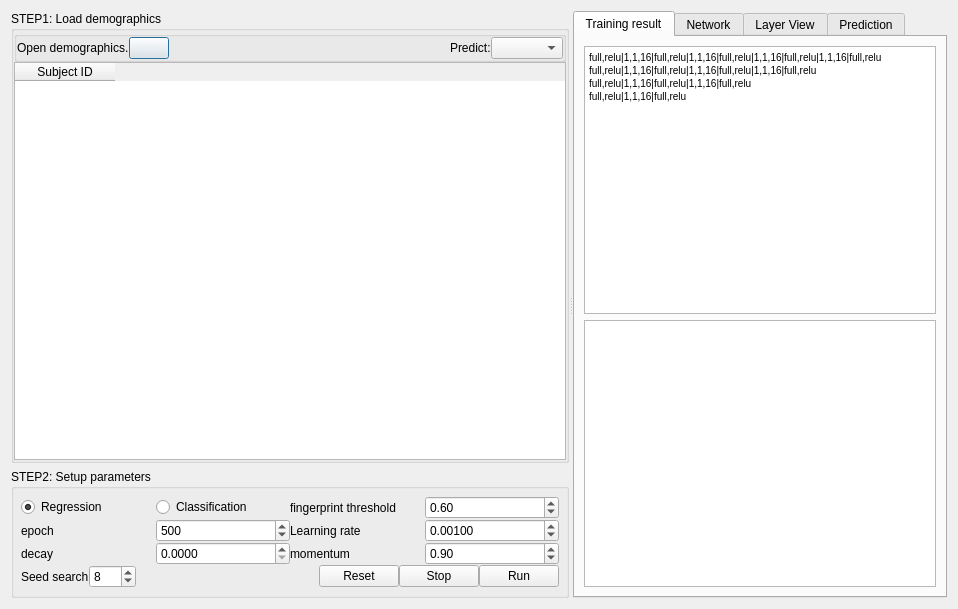
frankyeh/DSI-Studio, file connectometry/nn_connectometry.ui: the form before one commit.
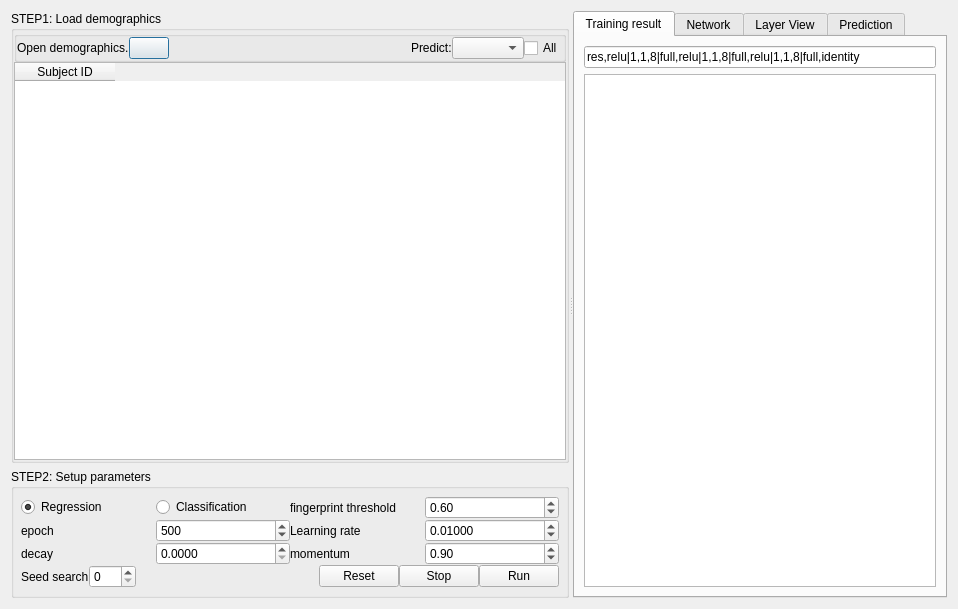
The form after the commit. Icons and pictures are not drawn. Custom widgets are drawn as their Qt base class.

Commit message: connectometry cnn revised

What changed in the file:
```diff
--- a/connectometry/nn_connectometry.ui
+++ b/connectometry/nn_connectometry.ui
@@ -151,6 +151,13 @@
                <item>
                 <widget class="QComboBox" name="foi"/>
                </item>
+               <item>
+                <widget class="QCheckBox" name="regress_all">
+                 <property name="text">
+                  <string>All</string>
+                 </property>
+                </widget>
+               </item>
                <item>
                 <widget class="QWidget" name="foi_widget" native="true">
                  <layout class="QHBoxLayout" name="horizontalLayout_7">
@@ -355,7 +362,7 @@
                <double>10.000000000000000</double>
               </property>
               <property name="value">
-               <double>0.001000000000000</double>
+               <double>0.010000000000000</double>
               </property>
              </widget>
             </item>
@@ -460,7 +467,7 @@
                <number>128</number>
               </property>
               <property name="value">
-               <number>8</number>
+               <number>0</number>
               </property>
              </widget>
             </item>
@@ -515,19 +522,9 @@
        </attribute>
        <layout class="QVBoxLayout" name="verticalLayout_5">
         <item>
-         <widget class="QTextEdit" name="network_list">
-          <property name="documentTitle">
-           <string/>
-          </property>
-          <property name="html">
-           <string>&lt;!DOCTYPE HTML PUBLIC &quot;-//W3C//DTD HTML 4.0//EN&quot; &quot;http://www.w3.org/TR/REC-html40/strict.dtd&quot;&gt;
-&lt;html&gt;&lt;head&gt;&lt;meta name=&quot;qrichtext&quot; content=&quot;1&quot; /&gt;&lt;style type=&quot;text/css&quot;&gt;
-p, li { white-space: pre-wrap; }
-&lt;/style&gt;&lt;/head&gt;&lt;body style=&quot; font-family:'MS Shell Dlg 2'; font-size:7.8pt; font-weight:400; font-style:normal;&quot;&gt;
-&lt;p style=&quot; margin-top:0px; margin-bottom:0px; margin-left:0px; margin-right:0px; -qt-block-indent:0; text-indent:0px;&quot;&gt;full,relu|1,1,16|full,relu|1,1,16|full,relu|1,1,16|full,relu|1,1,16|full,relu&lt;/p&gt;
-&lt;p style=&quot; margin-top:0px; margin-bottom:0px; margin-left:0px; margin-right:0px; -qt-block-indent:0; text-indent:0px;&quot;&gt;full,relu|1,1,16|full,relu|1,1,16|full,relu|1,1,16|full,relu&lt;/p&gt;
-&lt;p style=&quot; margin-top:0px; margin-bottom:0px; margin-left:0px; margin-right:0px; -qt-block-indent:0; text-indent:0px;&quot;&gt;full,relu|1,1,16|full,relu|1,1,16|full,relu&lt;/p&gt;
-&lt;p style=&quot; margin-top:0px; margin-bottom:0px; margin-left:0px; margin-right:0px; -qt-block-indent:0; text-indent:0px;&quot;&gt;full,relu|1,1,16|full,relu&lt;/p&gt;&lt;/body&gt;&lt;/html&gt;</string>
+         <widget class="QLineEdit" name="network_text">
+          <property name="text">
+           <string>res,relu|1,1,8|full,relu|1,1,8|full,relu|1,1,8|full,identity</string>
           </property>
          </widget>
         </item>
```
The commit also changes 9 other files.
